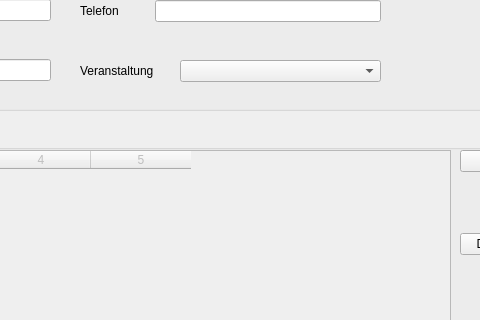
hoihrig/iBasar, file iBasar/sellerregistrationwidget.ui: the form before one commit; both pictures show x 340 to 820 and y 160 to 480 of the 934 by 665 pixel window.
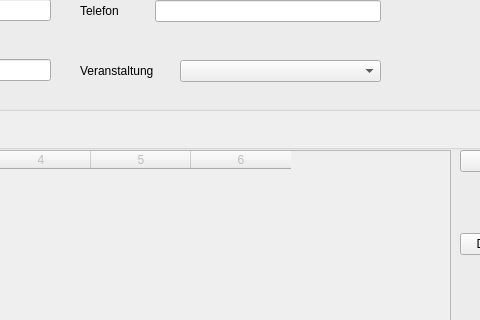
The form after the commit.

```diff
--- a/iBasar/sellerregistrationwidget.ui
+++ b/iBasar/sellerregistrationwidget.ui
@@ -535,15 +535,19 @@
      <number>0</number>
     </property>
     <property name="columnCount">
-     <number>5</number>
+     <number>6</number>
     </property>
+    <attribute name="verticalHeaderVisible">
+     <bool>false</bool>
+    </attribute>
+    <column/>
     <column/>
     <column/>
     <column/>
     <column/>
     <column/>
    </widget>
-   <widget class="QWidget" name="">
+   <widget class="QWidget" name="layoutWidget">
     <property name="geometry">
      <rect>
       <x>780</x>
```
Left out of the diff: 131 changed lines with no effect on the pictures.
